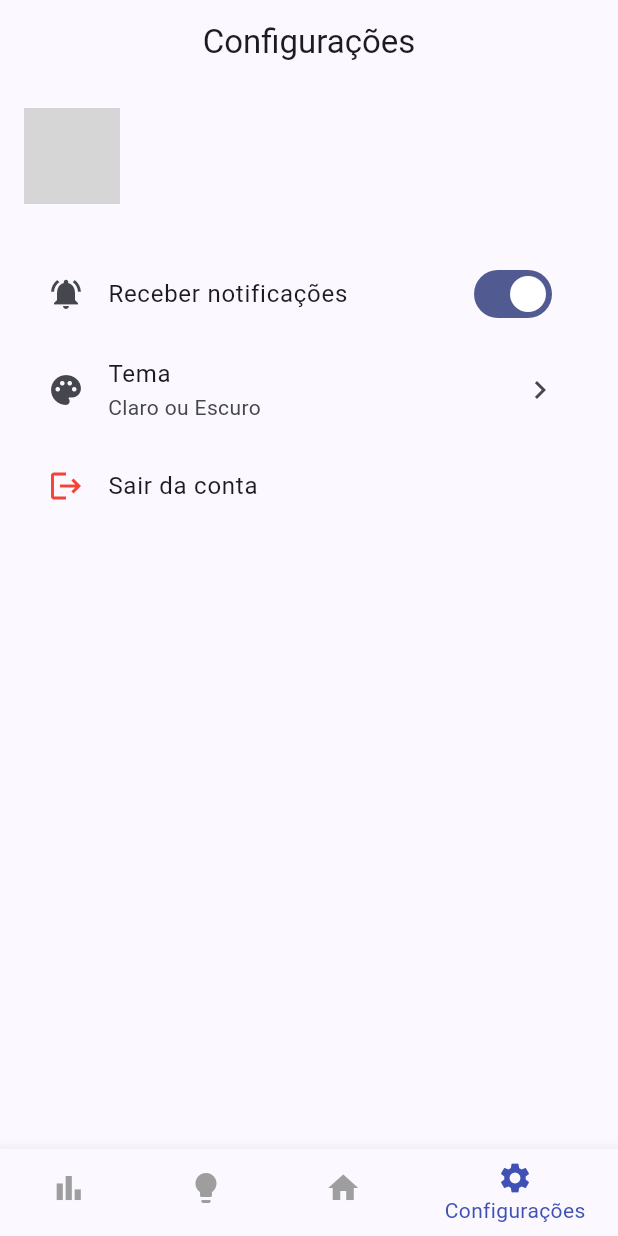
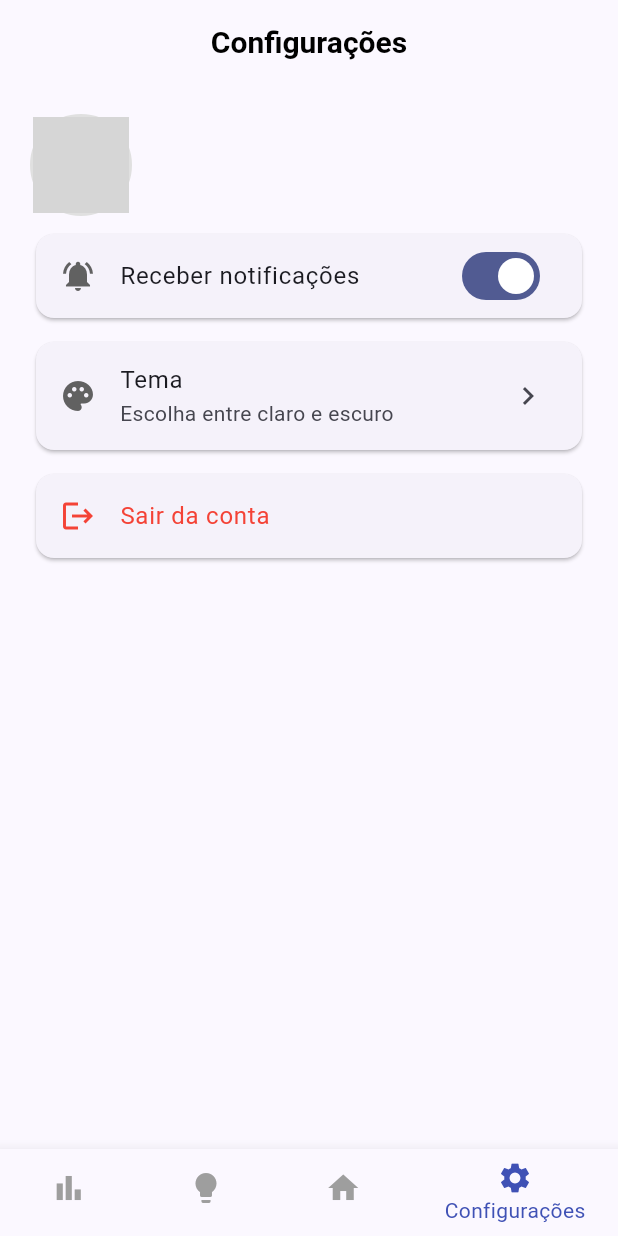
Before and after one commit to 1gustavoferreira/TotalizaSubsFlutter, a Flutter app: the screen it shows once a user with an empty profile is signed in, item 4 of the bottom bar chosen, after a tap on "Receber notificações", on a phone screen of 412 x 824 dp. Run offline on Flutter 3.47's test engine with Material 3 defaults, Android fonts, the phone set to English and light mode, and no system bars; our stand-ins replace cloud_firestore, firebase_auth, firebase_core, flutter_typeahead, google_sign_in; accounts and stored records are empty; grey boxes are pictures that could not be loaded.

Commit message:
new UI: home and settings

```diff
--- a/lib/features/page/home.dart
+++ b/lib/features/page/home.dart
@@ -2,7 +2,7 @@ import 'package:flutter/material.dart';
 import 'package:cloud_firestore/cloud_firestore.dart';
 import 'package:firebase_auth/firebase_auth.dart';
 import 'package:intl/intl.dart';
-import 'add_subscription.dart'; // Importa a página de adicionar assinatura
+import 'add_subscription.dart';
 
 class HomePage extends StatefulWidget {
   const HomePage({super.key});
@@ -116,47 +116,99 @@ class _HomePageState extends State<HomePage> {
     );
 
     return Scaffold(
-      appBar: AppBar(title: const Text('TotalizaSubs'), centerTitle: true),
+      appBar: AppBar(
+        title: Row(
+          mainAxisAlignment: MainAxisAlignment.center,
+          children: [
+            Image.asset(
+              'assets/images/totalizaLogo.png',
+              height: 40,
+              fit: BoxFit.contain,
+            ),
+          ],
+        ),
+        elevation: 0,
+        backgroundColor: Colors.white,  // Cor da AppBar
+        foregroundColor: Colors.black,  // Cor do texto na AppBar
+      ),
+      backgroundColor: Colors.white,  // Cor de fundo da tela
       body: Padding(
-        padding: const EdgeInsets.all(16.0),
+        padding: const EdgeInsets.symmetric(horizontal: 20, vertical: 16),
         child: Column(
           crossAxisAlignment: CrossAxisAlignment.start,
           children: [
             const Text(
               'Total gasto em assinaturas',
-              style: TextStyle(fontSize: 18, fontWeight: FontWeight.bold),
+              style: TextStyle(
+                fontSize: 20,
+                fontWeight: FontWeight.w600,
+                letterSpacing: 0.5,
+              ),
             ),
-            const SizedBox(height: 8),
+            const SizedBox(height: 10),
             Container(
-              padding: const EdgeInsets.all(16),
               width: double.infinity,
+              padding: const EdgeInsets.all(20),
               decoration: BoxDecoration(
-                color: Colors.blue.shade100,
-                borderRadius: BorderRadius.circular(12),
+                color: Colors.white, // Fundo branco
+                borderRadius: BorderRadius.circular(16),
+                boxShadow: [
+                  BoxShadow(
+                    color: Colors.grey.withOpacity(0.1),
+                    blurRadius: 10,
+                    offset: const Offset(0, 4),
+                  ),
+                ],
               ),
               child: Text(
                 'R\$ ${total.toStringAsFixed(2)}',
-                style:
-                    const TextStyle(fontSize: 24, fontWeight: FontWeight.bold),
+                style: const TextStyle(
+                  fontSize: 28,
+                  fontWeight: FontWeight.bold,
+                  color: Colors.black, // Cor do texto para combinar com o fundo branco
+                  letterSpacing: 1,
+                ),
               ),
             ),
-            const SizedBox(height: 24),
+            const SizedBox(height: 28),
             const Text(
               'Minhas Assinaturas',
-              style: TextStyle(fontSize: 18, fontWeight: FontWeight.bold),
+              style: TextStyle(
+                fontSize: 20,
+                fontWeight: FontWeight.w600,
+                letterSpacing: 0.4,
+              ),
             ),
-            const SizedBox(height: 8),
+            const SizedBox(height: 12),
             Expanded(
-              child: ListView.builder(
+              child: ListView.separated(
                 itemCount: subscriptions.length,
+                separatorBuilder: (_, __) => const SizedBox(height: 12),
                 itemBuilder: (context, index) {
                   final item = subscriptions[index];
                   return Card(
+                    elevation: 2,
+                    shape: RoundedRectangleBorder(
+                      borderRadius: BorderRadius.circular(12),
+                    ),
                     child: ListTile(
-                      title: Text(item['name'] ?? ''),
-                      subtitle: Text('Vence dia: ${formatDueDate(item['dueDate'])}'),
+                      shape: RoundedRectangleBorder(
+                        borderRadius: BorderRadius.circular(12),
+                      ),
+                      title: Text(
+                        item['name'] ?? '',
+                        style: const TextStyle(fontWeight: FontWeight.w600),
+                      ),
+                      subtitle: Text(
+                        'Vence dia: ${formatDueDate(item['dueDate'])}',
+                        style: const TextStyle(fontSize: 13),
+                      ),
                       trailing: Text(
                         'R\$ ${(item['price'] ?? 0).toStringAsFixed(2)}',
+                        style: const TextStyle(
+                          fontWeight: FontWeight.bold,
+                          color: Colors.black87,
+                        ),
                       ),
                       onTap: () => showSubscriptionOptions(item),
                     ),
@@ -167,16 +219,23 @@ class _HomePageState extends State<HomePage> {
           ],
         ),
       ),
-      floatingActionButton: FloatingActionButton(
+      floatingActionButton: FloatingActionButton.extended(
         onPressed: () {
           Navigator.push(
             context,
-            MaterialPageRoute(
-              builder: (context) => const AddSubscriptionPage(),
-            ),
+            MaterialPageRoute(builder: (context) => const AddSubscriptionPage()),
           );
         },
-        child: const Icon(Icons.add),
+        backgroundColor: Colors.blueAccent,
+        icon: const Icon(
+          Icons.add,
+          color: Colors.white, // Ícone branco
+        ),
+        label: const Text(
+          'Adicionar',
+          style: TextStyle(color: Colors.white), // Texto branco
+        ),
+        tooltip: 'Adicionar nova assinatura',
       ),
     );
   }
--- a/lib/features/page/settings.dart
+++ b/lib/features/page/settings.dart
@@ -11,8 +11,16 @@ class SettingsPage extends StatelessWidget {
 
     return Scaffold(
       appBar: AppBar(
-        title: const Text('Configurações'),
+        title: const Text(
+          'Configurações',
+          style: TextStyle(
+            fontWeight: FontWeight.bold,
+            fontSize: 20,
+          ),
+        ),
         centerTitle: true,
+        elevation: 0,
+        foregroundColor: Colors.black,
       ),
       body: FutureBuilder<DocumentSnapshot>(
         future: FirebaseFirestore.instance.collection('users').doc(user?.uid).get(),
@@ -34,65 +42,118 @@ class SettingsPage extends StatelessWidget {
           String email = userData?['email'] ?? '';
 
           return ListView(
-            padding: const EdgeInsets.all(16),
+            padding: const EdgeInsets.all(20),
             children: [
               // Perfil do usuário
               Row(
                 children: [
-                  const CircleAvatar(
+                  Container(
+                    decoration: BoxDecoration(
+                      shape: BoxShape.circle,
+                      border: Border.all(color: Colors.grey.shade300, width: 2),
+                    ),
+                    child: const CircleAvatar(
                       radius: 32,
-                    backgroundImage: AssetImage('assets/avatar.png'), // Imagem do avatar
+                      backgroundImage: AssetImage('assets/avatar.png'),
                     ),
-                  const SizedBox(width: 16),
+                  ),
+                  const SizedBox(width: 8),
                   Column(
                     crossAxisAlignment: CrossAxisAlignment.start,
                     children: [
-                      // Nome do usuário
                       Text(
-                        name, // Nome do usuário recuperado do Firestore
-                        style: const TextStyle(fontSize: 18, fontWeight: FontWeight.bold),
+                        name,
+                        style: const TextStyle(
+                          fontSize: 20,
+                          fontWeight: FontWeight.w600,
+                        ),
                       ),
                       const SizedBox(height: 4),
-                      // E-mail do usuário
                       Text(
                         email,
-                        style: const TextStyle(color: Colors.grey),
+                        style: TextStyle(
+                          color: Colors.grey[600],
+                          fontSize: 14,
+                        ),
                       ),
                     ],
                   ),
                 ],
               ),
-              const SizedBox(height: 32),
+              const SizedBox(height: 8),
 
               // Notificações
-              SwitchListTile(
-                value: true, // Você pode armazenar esse valor em SharedPreferences, por exemplo
+              Card(
+                elevation: 1,
+                shape: RoundedRectangleBorder(borderRadius: BorderRadius.circular(12)),
+                child: SwitchListTile(
+                  value: true,
                   onChanged: (value) {
-                  // Lógica para ativar/desativar notificações
+                    // lógica
                   },
                   title: const Text('Receber notificações'),
-                secondary: const Icon(Icons.notifications_active),
+                  secondary: Icon(Icons.notifications_active, color: Colors.grey[700]),
                 ),
+              ),
+              const SizedBox(height: 8),
 
               // Tema
-              ListTile(
-                leading: const Icon(Icons.palette),
+              Card(
+                elevation: 1,
+                shape: RoundedRectangleBorder(borderRadius: BorderRadius.circular(12)),
+                child: ListTile(
+                  leading: Icon(Icons.palette, color: Colors.grey[700]),
                   title: const Text('Tema'),
-                subtitle: const Text('Claro ou Escuro'),
+                  subtitle: const Text('Escolha entre claro e escuro'),
                   trailing: const Icon(Icons.chevron_right),
                   onTap: () {
-                  // Lógica para trocar tema
+                    // lógica tema
                   },
                 ),
+              ),
+              const SizedBox(height: 8),
 
               // Sair
-              ListTile(
+              Card(
+                elevation: 1,
+                shape: RoundedRectangleBorder(borderRadius: BorderRadius.circular(12)),
+                child: ListTile(
                   leading: const Icon(Icons.logout, color: Colors.red),
-                title: const Text('Sair da conta'),
+                  title: const Text(
+                    'Sair da conta',
+                    style: TextStyle(color: Colors.red),
+                  ),
                   onTap: () async {
+                    final shouldLogout = await showDialog<bool>(
+                      context: context,
+                      builder: (context) => AlertDialog(
+                        title: const Text('Deseja sair da conta?'),
+                        content: const Text('Você terá que fazer login novamente.'),
+                        actions: [
+                          TextButton(
+                            onPressed: () => Navigator.pop(context, false),
+                            child: const Text(
+                              'Cancelar',
+                              style: TextStyle(color: Colors.black),
+                            ),
+                          ),
+                          TextButton(
+                            onPressed: () => Navigator.pop(context, true),
+                            child: const Text(
+                              'Sair',
+                              style: TextStyle(color: Colors.black),
+                            ),
+                          ),
+                        ],
+                      ),
+                    );
+
+                    if (shouldLogout == true) {
                       await FirebaseAuth.instance.signOut();
-                  Navigator.of(context).pushReplacementNamed('/login'); // Ajuste conforme sua rota
+                      Navigator.of(context).pushReplacementNamed('/login');
+                    }
                   },
+                ),
               ),
             ],
           );
```
Lines whose indentation alone changed are shown as unchanged.
